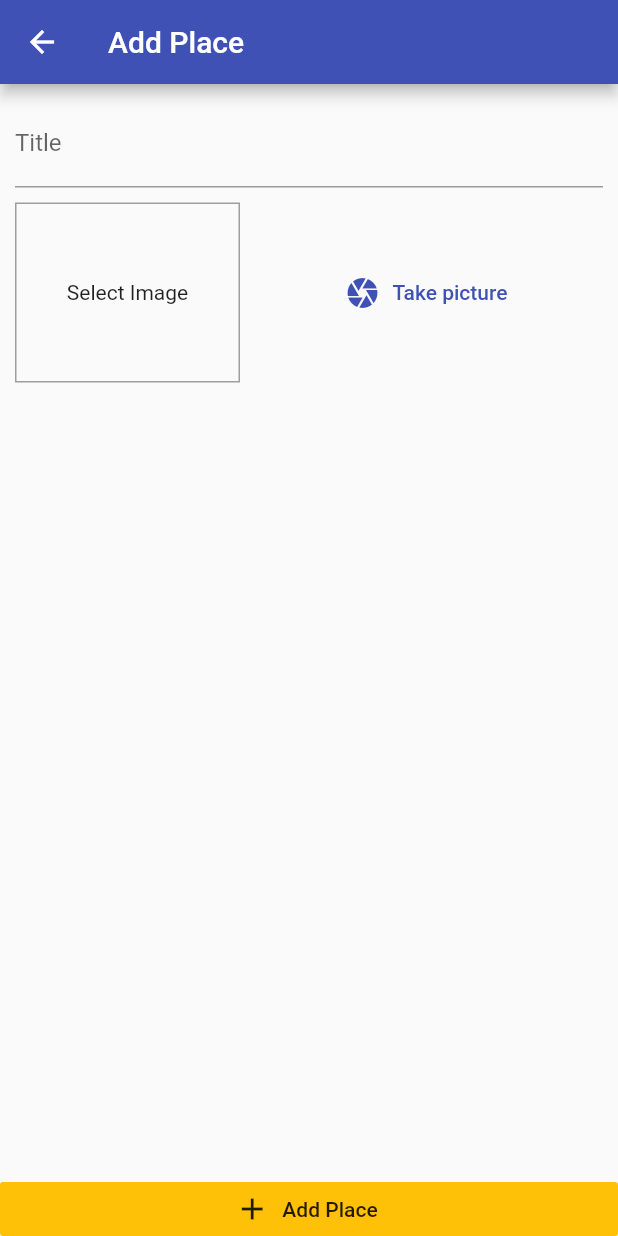
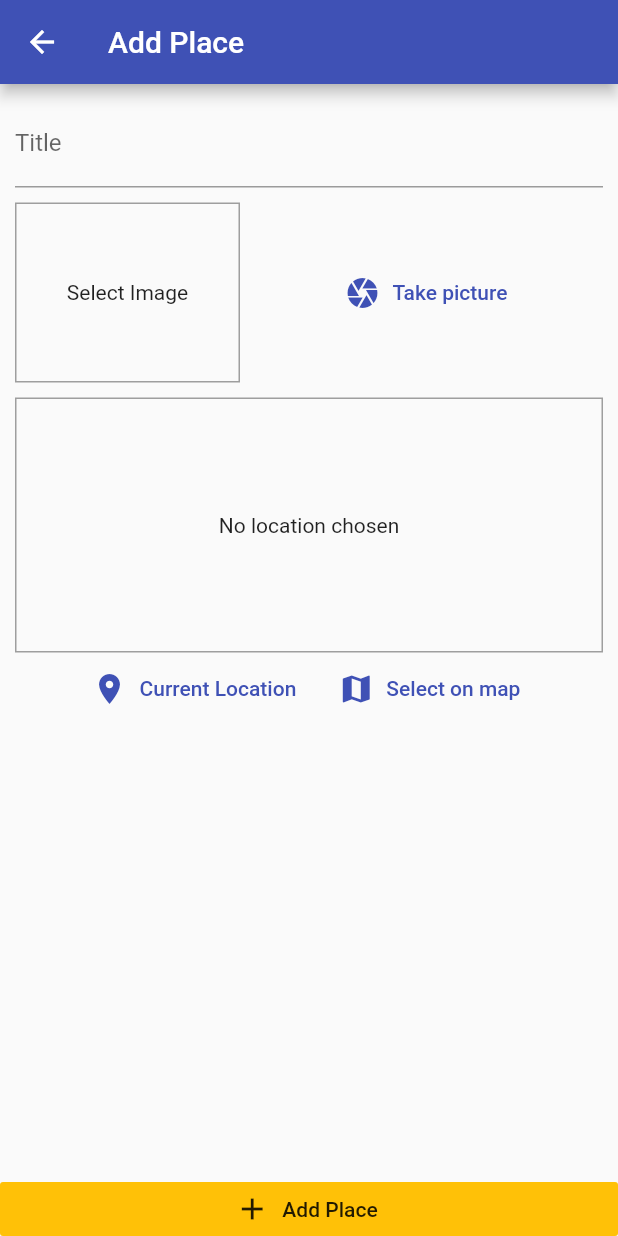
Before and after one commit to gauravsbagul/flutter-places-app, a Flutter app: the screen it shows after launch, after a tap on the "add" icon, on a phone screen of 412 x 824 dp. Run offline on Flutter 3.47's test engine with Material 2 defaults, Android fonts, the phone set to English and light mode, and no system bars; our stand-ins replace image_picker, location, sqflite; accounts and stored records are empty.

Commit message:
added google map

```diff
--- /dev/null
+++ b/lib/helpers/db_helper.dart
@@ -0,0 +1,33 @@
+import 'package:sqflite/sqflite.dart' as sql;
+import 'package:path/path.dart' as path;
+import 'package:sqflite/sqlite_api.dart';
+
+class DBHelper {
+  static Future<Database> database() async {
+    final dbPath = await sql.getDatabasesPath();
+
+    return await sql.openDatabase(path.join(dbPath, 'places.db'),
+        onCreate: (db, version) {
+      return db.execute(
+          'CREATE TABLE user_places(id TEXT PRIMARY KEY, title TEXT, image TEXT)');
+    }, version: 1);
+  }
+
+  static Future<void> insert(Map<String, Object> data) async {
+    print('DATA: insert $data');
+    final db = await DBHelper.database();
+    print('DB:  insert  ${db}');
+
+    db.insert(
+      'user_places',
+      data,
+      conflictAlgorithm: ConflictAlgorithm.replace,
+    );
+  }
+
+  static Future<List<Map<String, dynamic>>> getData() async {
+    final db = await DBHelper.database();
+
+    return db.query('user_places');
+  }
+}
--- /dev/null
+++ b/lib/helpers/locationHelper.dart
@@ -0,0 +1,12 @@
+const TOM_TOM_API_KEY = '6u3qsg3cwqYhlrRLOpAfxyqFPAoTbL1A';
+
+class LocationHelper {
+  static String generateLocationPreviewImage({
+    double latitude,
+    double longitude,
+  }) {
+    // return 'https://api.tomtom.com/map/1/tile/basic/main/0/0/0.png?view=Unified&key=$TOM_TOM_API_KEY';
+
+    return 'https://maps.googleapis.com/maps/api/staticmap?center=&$latitude,$longitude&zoom=13&size=600x300&maptype=roadmap&markers=color:blue%7Clabel:C%$latitude,$longitude&key=$TOM_TOM_API_KEY';
+  }
+}
--- a/lib/main.dart
+++ b/lib/main.dart
@@ -1,5 +1,7 @@
 import 'package:flutter/material.dart';
+import 'package:provider/provider.dart';
 
+import 'providers/greatPlaces.dart';
 import 'screens/placesListScreen.dart';
 import 'screens/addPlaceScreen.dart';
 
@@ -8,7 +10,9 @@ void main() => runApp(MyApp());
 class MyApp extends StatelessWidget {
   @override
   Widget build(BuildContext context) {
-    return MaterialApp(
+    return ChangeNotifierProvider.value(
+      value: GreatPlaces(),
+      child: MaterialApp(
         title: 'Great Places',
         theme: ThemeData(
           primarySwatch: Colors.indigo,
@@ -18,6 +22,7 @@ class MyApp extends StatelessWidget {
         routes: {
           AddPlaceScreen.routeName: (ctx) => AddPlaceScreen(),
         },
+      ),
     );
   }
 }
--- a/lib/providers/greatPlaces.dart
+++ b/lib/providers/greatPlaces.dart
@@ -0,0 +1,48 @@
+import 'dart:io';
+
+import 'package:flutter/foundation.dart';
+
+import '../model/place.dart';
+import '../helpers/db_helper.dart';
+
+class GreatPlaces with ChangeNotifier {
+  List<Place> _items = [];
+
+  List<Place> get items {
+    return [..._items];
+  }
+
+  void addPlace(String pickedTitle, File pickedImage) {
+    final newPlace = Place(
+        id: DateTime.now().toIso8601String(),
+        image: pickedImage,
+        title: pickedTitle,
+        location: null);
+
+    _items.add(newPlace);
+    notifyListeners();
+
+    DBHelper.insert({
+      'id': newPlace.id,
+      'title': newPlace.title,
+      'image': newPlace.image.path,
+    });
+  }
+
+  Future<void> fetchAndSetPlaces() async {
+    final dataList = await DBHelper.getData();
+
+    _items = [
+      ...dataList
+          .map(
+            (item) => Place(
+                id: item['id'],
+                title: item['title'],
+                image: File(item['image']),
+                location: null),
+          )
+          .toList()
+    ];
+    notifyListeners();
+  }
+}
--- a/lib/screens/addPlaceScreen.dart
+++ b/lib/screens/addPlaceScreen.dart
@@ -1,6 +1,11 @@
+import 'dart:io';
+
 import 'package:flutter/material.dart';
+import 'package:provider/provider.dart';
 
+import 'package:places/widgets/locationInput.dart';
 import '../widgets/imageInput.dart';
+import '../providers/greatPlaces.dart';
 
 class AddPlaceScreen extends StatefulWidget {
   static const routeName = '/add-place';
@@ -11,6 +16,24 @@ class AddPlaceScreen extends StatefulWidget {
 
 class _AddPlaceScreenState extends State<AddPlaceScreen> {
   final _titleController = TextEditingController();
+
+  File _pickedImage;
+
+  void _selectImage(File pickedImage) {
+    _pickedImage = pickedImage;
+  }
+
+  void _savePlace() {
+    if (_titleController.text.isEmpty || _pickedImage == null) {
+      return;
+    }
+
+    Provider.of<GreatPlaces>(context, listen: false).addPlace(
+      _titleController.text,
+      _pickedImage,
+    );
+    Navigator.of(context).pop();
+  }
 
   @override
   Widget build(BuildContext context) {
@@ -35,7 +58,9 @@ class _AddPlaceScreenState extends State<AddPlaceScreen> {
                         ),
                       ),
                       SizedBox(height: 10),
-                      ImageInput(),
+                      ImageInput(_selectImage),
+                      SizedBox(height: 10),
+                      LocationInput(),
                     ],
                   ),
                 ),
@@ -45,7 +70,7 @@ class _AddPlaceScreenState extends State<AddPlaceScreen> {
               color: Theme.of(context).accentColor,
               elevation: 0,
               materialTapTargetSize: MaterialTapTargetSize.shrinkWrap,
-              onPressed: () {},
+              onPressed: _savePlace,
               icon: Icon(Icons.add),
               label: Text('Add Place'),
             ),
--- a/lib/screens/placesListScreen.dart
+++ b/lib/screens/placesListScreen.dart
@@ -1,15 +1,18 @@
 import 'package:flutter/material.dart';
+import 'package:provider/provider.dart';
 
+import '../providers/greatPlaces.dart';
 import 'addPlaceScreen.dart';
 
 class PlacesListScreen extends StatelessWidget {
-  static const routeName = '/places-list';
-
+  final centerLoader = const Center(
+    child: const CircularProgressIndicator(),
+  );
   @override
   Widget build(BuildContext context) {
     return Scaffold(
       appBar: AppBar(
-        title: Text('Places List'),
+        title: Text('Your Places'),
         actions: <Widget>[
           IconButton(
             icon: Icon(Icons.add),
@@ -19,8 +22,32 @@ class PlacesListScreen extends StatelessWidget {
           ),
         ],
       ),
-      body: Center(
-        child: CircularProgressIndicator(),
+      body: FutureBuilder(
+        future: Provider.of<GreatPlaces>(context, listen: false)
+            .fetchAndSetPlaces(),
+        builder: (ctx, snapshot) =>
+            snapshot.connectionState == ConnectionState.waiting
+                ? centerLoader
+                : Consumer<GreatPlaces>(
+                    child: centerLoader,
+                    builder: (ctx, greatPlaces, ch) {
+                      return greatPlaces.items.length <= 0
+                          ? ch
+                          : ListView.builder(
+                              itemCount: greatPlaces.items.length,
+                              itemBuilder: (ctx, i) => ListTile(
+                                leading: CircleAvatar(
+                                  backgroundImage: FileImage(
+                                    greatPlaces.items[i].image,
+                                  ),
+                                ),
+                                title: Text(greatPlaces.items[i].title),
+                                onTap: () {
+                                  // Go to detail page ...
+                                },
+                              ),
+                            );
+                    }),
       ),
     );
   }
--- /dev/null
+++ b/lib/widgets/locationInput.dart
@@ -0,0 +1,65 @@
+import 'package:flutter/material.dart';
+
+import 'package:location/location.dart';
+import '../helpers/locationHelper.dart';
+
+class LocationInput extends StatefulWidget {
+  @override
+  _LocationInputState createState() => _LocationInputState();
+}
+
+class _LocationInputState extends State<LocationInput> {
+  String _previewImageUrl;
+
+  Future<void> _getCurrentUserLocation() async {
+    final _locationData = await Location().getLocation();
+    final staticMapImage = LocationHelper.generateLocationPreviewImage(
+        latitude: _locationData.latitude, longitude: _locationData.longitude);
+    setState(() {
+      _previewImageUrl = staticMapImage;
+    });
+  }
+
+  @override
+  Widget build(BuildContext context) {
+    return Column(
+      children: <Widget>[
+        Container(
+          height: 170,
+          width: double.infinity,
+          alignment: Alignment.center,
+          decoration: BoxDecoration(
+            border: Border.all(width: 1, color: Colors.grey),
+          ),
+          child: _previewImageUrl == null
+              ? Text(
+                  'No location chosen',
+                  textAlign: TextAlign.center,
+                )
+              : Image.network(
+                  _previewImageUrl,
+                  fit: BoxFit.contain,
+                  width: double.infinity,
+                ),
+        ),
+        Row(
+          mainAxisAlignment: MainAxisAlignment.center,
+          children: <Widget>[
+            FlatButton.icon(
+              onPressed: _getCurrentUserLocation,
+              icon: Icon(Icons.location_on),
+              label: Text('Current Location'),
+              textColor: Theme.of(context).primaryColor,
+            ),
+            FlatButton.icon(
+              onPressed: _getCurrentUserLocation,
+              icon: Icon(Icons.map),
+              label: Text('Select on map'),
+              textColor: Theme.of(context).primaryColor,
+            )
+          ],
+        )
+      ],
+    );
+  }
+}
```
Also changed, not shown: lib/widgets/imageInput.dart (+26 -1 lines), pubspec.yaml (+6 -7 lines), lib/model/place.dart (renamed from lib/modesl/place.dart), pubspec.lock, 8 other files. Lines whose indentation alone changed are shown as unchanged.
